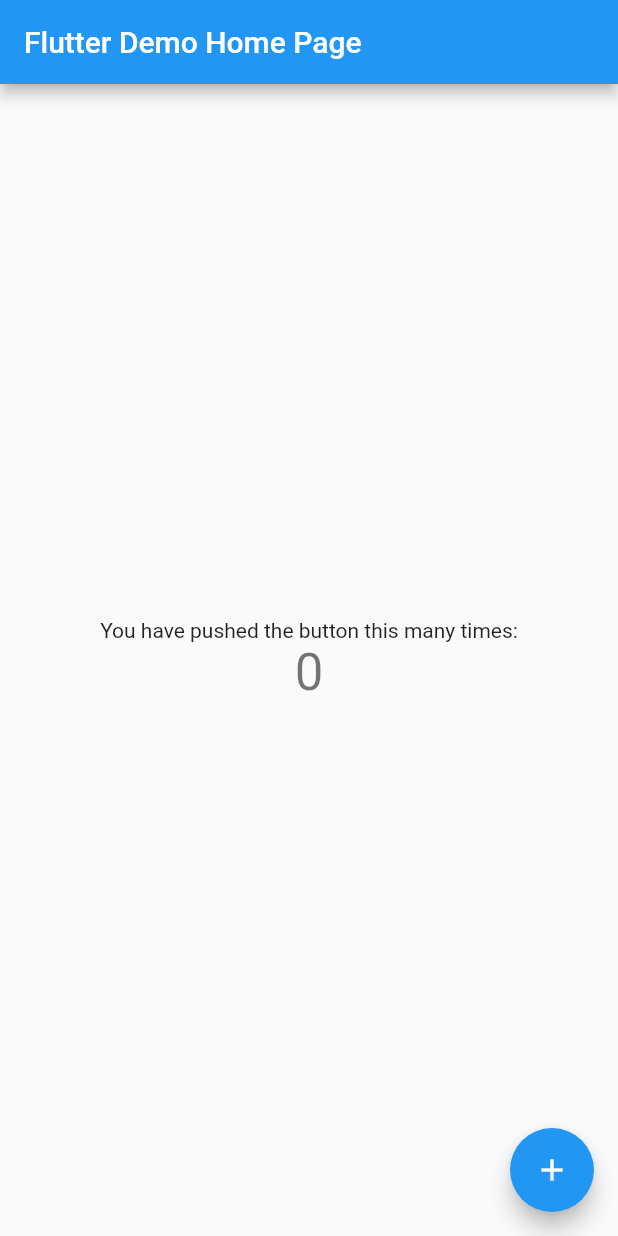
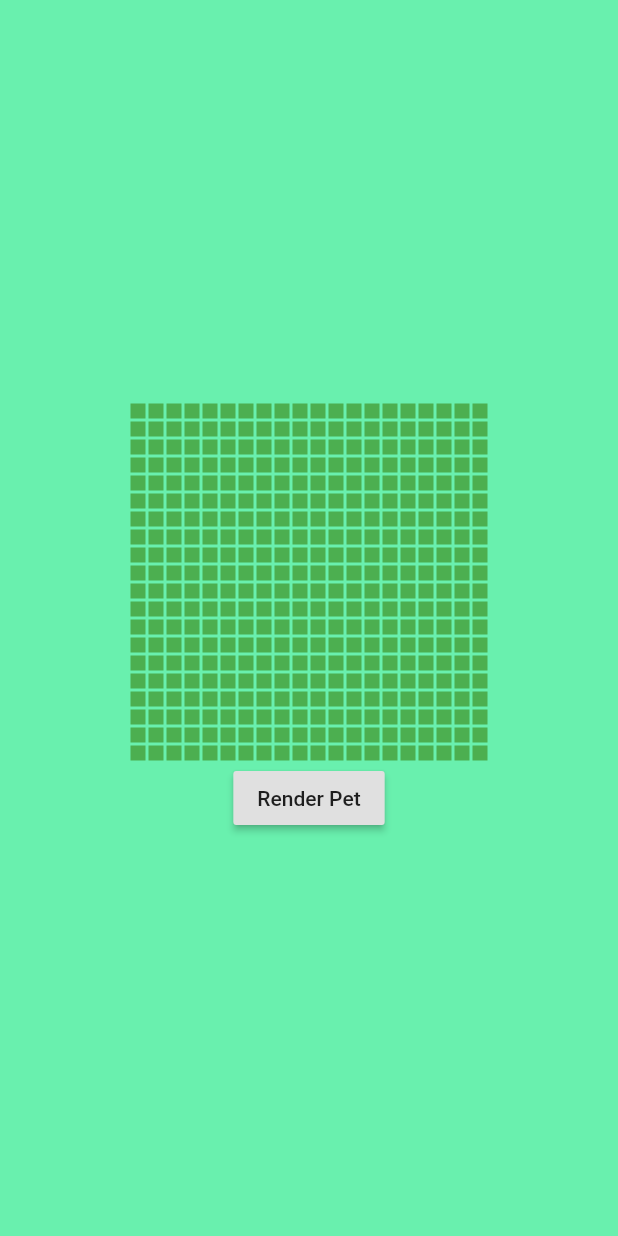
Before and after one commit to AndrewEveld/tamagotchi, a Flutter app: the screen it shows after launch, on a phone screen of 412 x 824 dp. Run offline on Flutter 3.47's test engine with Material 2 defaults, Android fonts, the phone set to English and light mode, and no system bars.

Commit message:
Added screen that renders the word "Pet"

```diff
--- /dev/null
+++ b/lib/eight_bit_screen.dart
@@ -0,0 +1,115 @@
+import 'package:flutter/cupertino.dart';
+import 'package:flutter/material.dart';
+
+class EightBitScreen extends StatefulWidget {
+  static _EightBitScreenState of(BuildContext context) => context.findAncestorStateOfType<_EightBitScreenState>();
+
+  @override
+  _EightBitScreenState createState() => _EightBitScreenState();
+
+}
+
+class _EightBitScreenState extends State<EightBitScreen> {
+  int _screenPixelWidth = 20;
+  int _screenPixelHeight = 20;
+  List<List<bool>> pixelTable;
+
+  @override
+  void initState() {
+    pixelTable = twoDimensionalFalseBool();
+    super.initState();
+  }
+
+  @override
+  Widget build(BuildContext context) {
+    return
+      Center(
+        child: Column(
+          mainAxisAlignment: MainAxisAlignment.center,
+          children: <Widget>[
+            screen(),
+            renderPetButton(),
+          ],
+        ),
+      );
+
+  }
+
+  Widget screen() {
+    return Column(
+      crossAxisAlignment: CrossAxisAlignment.center,
+      mainAxisAlignment: MainAxisAlignment.center,
+      children: getAllRowsOfPixels(),
+    );
+  }
+
+  List<Widget> getAllRowsOfPixels() {
+    List<Widget> pixelRowsToReturn = List();
+    for (int i = 0; i < _screenPixelHeight; i++) {
+      addRowOfPixels(pixelRowsToReturn, i);
+    }
+    return pixelRowsToReturn;
+  }
+
+  addRowOfPixels(List<Widget> listOfPixelRows, int rowNumber) {
+    List<Widget> pixelsToAdd = List();
+    for (int i = 0; i < _screenPixelWidth; i++) {
+      bool isFilled = pixelTable[rowNumber][i];
+      pixelsToAdd.add(pixel(isFilled));
+    }
+    listOfPixelRows.add(rowOfPixels(pixelsToAdd));
+  }
+
+  Widget rowOfPixels(List<Widget> pixels) {
+    return Row(
+      crossAxisAlignment: CrossAxisAlignment.center,
+      mainAxisAlignment: MainAxisAlignment.center,
+      children: pixels,
+    );
+  }
+
+  Widget pixel(bool isFilled) {
+    return
+      Container(
+        margin: EdgeInsets.all(1.0),
+        child:  SizedBox(
+          width: 10,
+          height: 10,
+          child: Container(
+            color: isFilled ? Colors.black : Colors.green,
+          ),
+        ),
+      );
+  }
+
+  renderPet() {
+    List<int> petY = [0, 1, 2, 3, 0, 3, 0, 3, 0, 1, 2, 3, 8, 8, 0, 0, 0, 0, 0, 0, 3, 3, 3, 3, 3, 4, 4, 4, 5, 5, 5, 5, 7, 8, 9, 8, 8, 8, 8, 8, 9];
+    List<int> petX = [0, 0, 0, 0, 1, 1, 2, 2, 3, 3, 3, 3, 2, 3, 4, 5, 6, 7, 8, 9, 5, 6, 7, 8, 9, 5, 7, 9, 5, 6, 7, 9, 4, 4, 4, 5, 6, 7, 8, 9, 9];
+    int yOffset = 5;
+    int xOffset = 5;
+    setState(() {
+      for (int i = 0; i < petX.length; i++) {
+        pixelTable[petX[i] + xOffset][petY[i] + yOffset] = true;
+      }
+    });
+  }
+
+  List<List<bool>> twoDimensionalFalseBool() {
+    List<List<bool>> toReturn = List();
+    for (int i = 0; i < _screenPixelHeight; i++) {
+      toReturn.add(List());
+      for (int j = 0; j < _screenPixelWidth; j++) {
+        toReturn[i].add(false);
+      }
+    }
+    return toReturn;
+  }
+
+  Widget renderPetButton() {
+    return RaisedButton(
+      onPressed: renderPet,
+      child: Text("Render Pet"),
+    );
+  }
+
+}
--- a/lib/main.dart
+++ b/lib/main.dart
@@ -1,4 +1,5 @@
 import 'package:flutter/material.dart';
+import 'package:tamagotchi/eight_bit_screen.dart';
 
 void main() {
   runApp(MyApp());
@@ -50,68 +51,19 @@ class MyHomePage extends StatefulWidget {
 }
 
 class _MyHomePageState extends State<MyHomePage> {
-  int _counter = 0;
+  EightBitScreen _gameScreen;
 
-  void _incrementCounter() {
-    setState(() {
-      // This call to setState tells the Flutter framework that something has
-      // changed in this State, which causes it to rerun the build method below
-      // so that the display can reflect the updated values. If we changed
-      // _counter without calling setState(), then the build method would not be
-      // called again, and so nothing would appear to happen.
-      _counter++;
-    });
+  @override
+  void initState() {
+    _gameScreen = EightBitScreen();
+    super.initState();
   }
 
   @override
   Widget build(BuildContext context) {
-    // This method is rerun every time setState is called, for instance as done
-    // by the _incrementCounter method above.
-    //
-    // The Flutter framework has been optimized to make rerunning build methods
-    // fast, so that you can just rebuild anything that needs updating rather
-    // than having to individually change instances of widgets.
     return Scaffold(
-      appBar: AppBar(
-        // Here we take the value from the MyHomePage object that was created by
-        // the App.build method, and use it to set our appbar title.
-        title: Text(widget.title),
-      ),
-      body: Center(
-        // Center is a layout widget. It takes a single child and positions it
-        // in the middle of the parent.
-        child: Column(
-          // Column is also a layout widget. It takes a list of children and
-          // arranges them vertically. By default, it sizes itself to fit its
-          // children horizontally, and tries to be as tall as its parent.
-          //
-          // Invoke "debug painting" (press "p" in the console, choose the
-          // "Toggle Debug Paint" action from the Flutter Inspector in Android
-          // Studio, or the "Toggle Debug Paint" command in Visual Studio Code)
-          // to see the wireframe for each widget.
-          //
-          // Column has various properties to control how it sizes itself and
-          // how it positions its children. Here we use mainAxisAlignment to
-          // center the children vertically; the main axis here is the vertical
-          // axis because Columns are vertical (the cross axis would be
-          // horizontal).
-          mainAxisAlignment: MainAxisAlignment.center,
-          children: <Widget>[
-            Text(
-              'You have pushed the button this many times:',
-            ),
-            Text(
-              '$_counter',
-              style: Theme.of(context).textTheme.headline4,
-            ),
-          ],
-        ),
-      ),
-      floatingActionButton: FloatingActionButton(
-        onPressed: _incrementCounter,
-        tooltip: 'Increment',
-        child: Icon(Icons.add),
-      ), // This trailing comma makes auto-formatting nicer for build methods.
+      backgroundColor: Colors.greenAccent,
+      body: _gameScreen
     );
   }
 }
```
Also changed, not shown: 1 other file.
